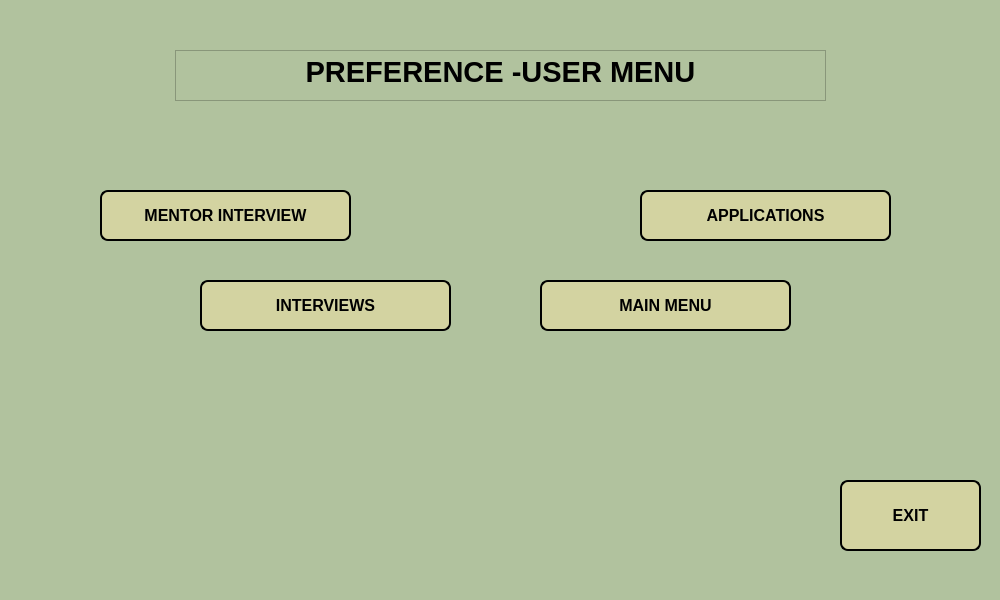
werhereitacademy/Python-Module-Week7, file UIs/usermenu.ui: the form before one commit.
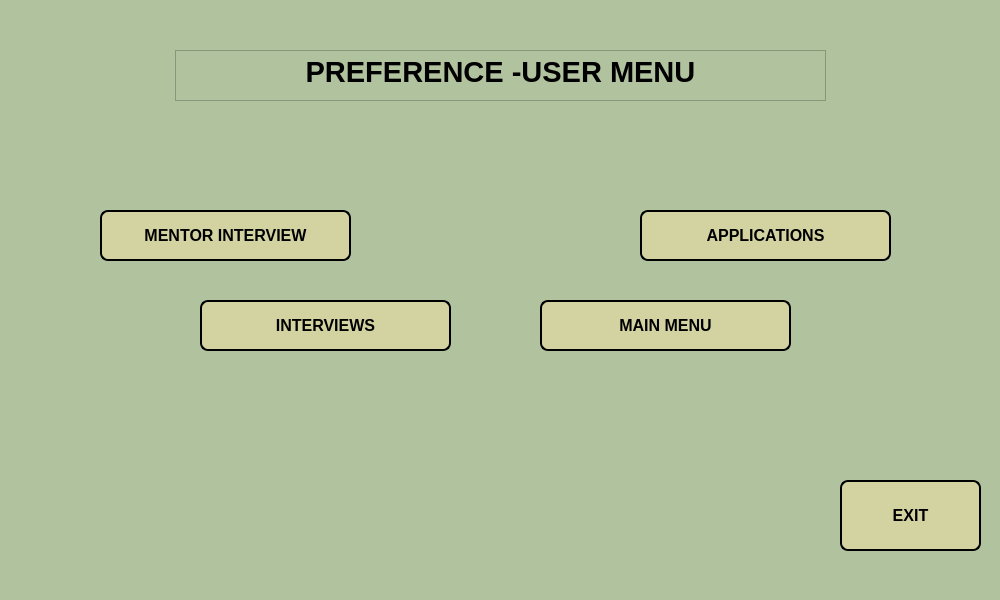
The form after the commit.

```diff
--- a/UIs/usermenu.ui
+++ b/UIs/usermenu.ui
@@ -10,6 +10,24 @@
     <height>600</height>
    </rect>
   </property>
+  <property name="sizePolicy">
+   <sizepolicy hsizetype="Fixed" vsizetype="Fixed">
+    <horstretch>0</horstretch>
+    <verstretch>0</verstretch>
+   </sizepolicy>
+  </property>
+  <property name="minimumSize">
+   <size>
+    <width>1000</width>
+    <height>600</height>
+   </size>
+  </property>
+  <property name="maximumSize">
+   <size>
+    <width>1000</width>
+    <height>600</height>
+   </size>
+  </property>
   <property name="windowTitle">
    <string>Dialog</string>
   </property>
@@ -37,7 +55,7 @@
    <property name="geometry">
     <rect>
      <x>640</x>
-     <y>190</y>
+     <y>210</y>
      <width>251</width>
      <height>51</height>
     </rect>
@@ -75,7 +93,7 @@
    <property name="geometry">
     <rect>
      <x>200</x>
-     <y>280</y>
+     <y>300</y>
      <width>251</width>
      <height>51</height>
     </rect>
@@ -151,7 +169,7 @@
    <property name="geometry">
     <rect>
      <x>540</x>
-     <y>280</y>
+     <y>300</y>
      <width>251</width>
      <height>51</height>
     </rect>
@@ -189,7 +207,7 @@
    <property name="geometry">
     <rect>
      <x>100</x>
-     <y>190</y>
+     <y>210</y>
      <width>251</width>
      <height>51</height>
     </rect>
```
Left out of the diff: 20 changed lines with no effect on the pictures.
